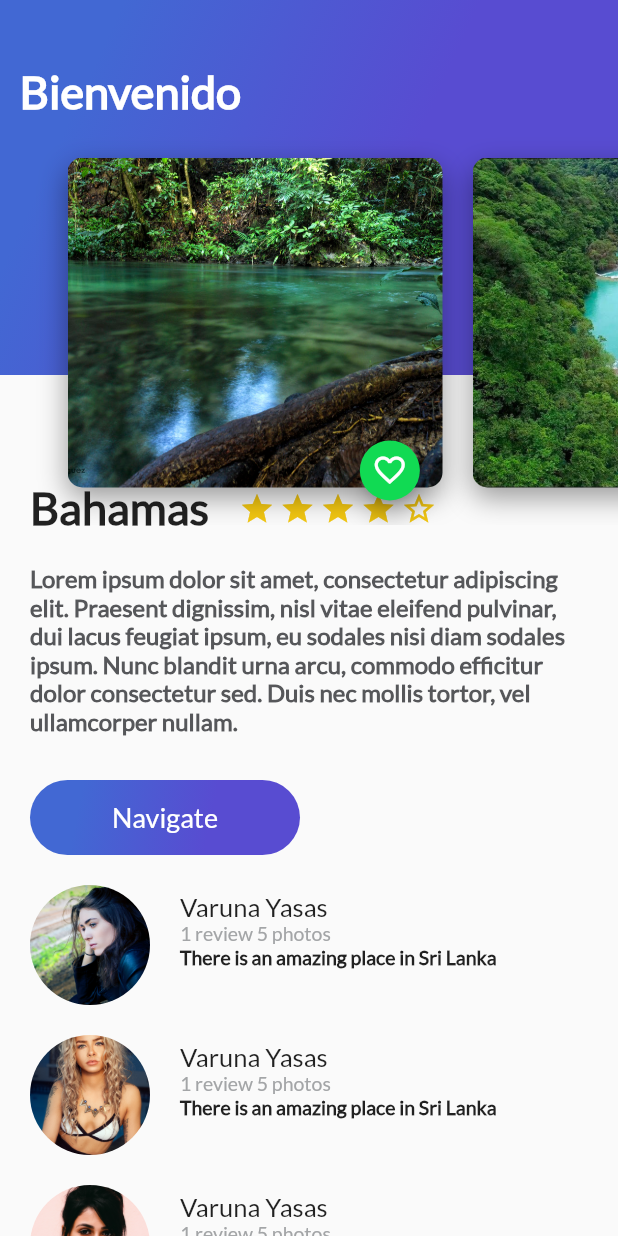
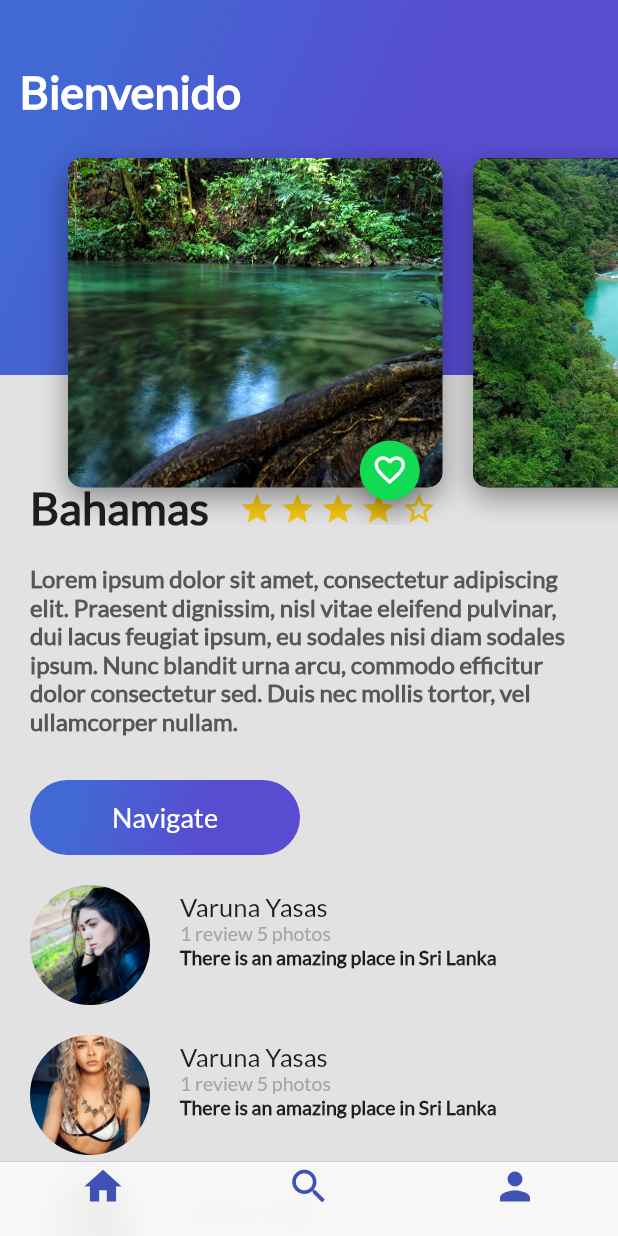
Before and after one commit to GerardoGtz25/flutter-voyages, a Flutter app: the screen it shows after launch, on a phone screen of 412 x 824 dp. Run offline on Flutter 3.47's test engine with Material 2 defaults, Android fonts, the phone set to English and light mode, and no system bars.

Commit message:
BottomBarCupertino

```diff
--- /dev/null
+++ b/lib/home_trips.dart
@@ -0,0 +1,26 @@
+import 'package:flutter/material.dart';
+import 'package:flutter_course/description_place.dart';
+import 'package:flutter_course/review_list.dart';
+import 'package:flutter_course/header_appbar.dart';
+
+class HomeTrips extends StatelessWidget {
+
+  String text = "Lorem ipsum dolor sit amet, consectetur adipiscing elit. Praesent dignissim, nisl vitae eleifend pulvinar, dui lacus feugiat ipsum, eu sodales nisi diam sodales ipsum. Nunc blandit urna arcu, commodo efficitur dolor consectetur sed. Duis nec mollis tortor, vel ullamcorper nullam.";
+
+  @override
+  Widget build(BuildContext context) {
+    // TODO: implement build
+    return Stack(
+      children: <Widget>[
+        ListView(
+          children: <Widget>[
+            DescriptionPlace("Bahamas", 4, text),
+            ReviewList()
+          ],
+        ),
+        HeaderAppBar()
+      ],
+    );
+  }
+
+}
--- a/lib/main.dart
+++ b/lib/main.dart
@@ -1,44 +1,21 @@
 import 'package:flutter/material.dart';
-import 'description_place.dart';
-import 'review_list.dart';
-import 'header_appbar.dart';
+import 'package:flutter_course/platzi_trips.dart';
+import 'package:flutter_course/platzi_trips_cupertino.dart';
+
 
 
 void main() => runApp(MyApp());
 
 class MyApp extends StatelessWidget {
   // This widget is the root of your application.
-  String text = "Lorem ipsum dolor sit amet, consectetur adipiscing elit. Praesent dignissim, nisl vitae eleifend pulvinar, dui lacus feugiat ipsum, eu sodales nisi diam sodales ipsum. Nunc blandit urna arcu, commodo efficitur dolor consectetur sed. Duis nec mollis tortor, vel ullamcorper nullam.";
   @override
   Widget build(BuildContext context) {
     return MaterialApp(
       title: 'Flutter Demo',
       theme: ThemeData(
-        // This is the theme of your application.
-        //
-        // Try running your application with "flutter run". You'll see the
-        // application has a blue toolbar. Then, without quitting the app, try
-        // changing the primarySwatch below to Colors.green and then invoke
-        // "hot reload" (press "r" in the console where you ran "flutter run",
-        // or simply save your changes to "hot reload" in a Flutter IDE).
-        // Notice that the counter didn't reset back to zero; the application
-        // is not restarted.
         primarySwatch: Colors.blue,
       ),
-      home: Scaffold(
-        // body: new DescriptionPlace("Bahamas", 4, text),
-        body: Stack(
-          children: <Widget>[
-            ListView(
-              children: <Widget>[
-                DescriptionPlace("Bahamas", 4, text),
-                ReviewList()
-          ],
-        ),
-            HeaderAppBar()
-          ],
-        ),
-      )
+      home: PlatziTripsCupertino()
        // MyHomePage(title: 'Flutter Demo Home Page'),
     );
   }
@@ -47,14 +24,7 @@ class MyApp extends StatelessWidget {
 class MyHomePage extends StatefulWidget {
   MyHomePage({Key key, this.title}) : super(key: key);
 
-  // This widget is the home page of your application. It is stateful, meaning
-  // that it has a State object (defined below) that contains fields that affect
-  // how it looks.
 
-  // This class is the configuration for the state. It holds the values (in this
-  // case the title) provided by the parent (in this case the App widget) and
-  // used by the build method of the State. Fields in a Widget subclass are
-  // always marked "final".
 
   final String title;
 
--- /dev/null
+++ b/lib/platzi_trips_cupertino.dart
@@ -0,0 +1,55 @@
+import 'package:flutter/material.dart';
+import 'package:flutter/cupertino.dart';
+import 'home_trips.dart';
+import 'search_trips.dart';
+import 'profile_trips.dart';
+
+class PlatziTripsCupertino extends StatelessWidget {
+  @override
+  Widget build(BuildContext context) {
+    // TODO: implement build
+    return Scaffold(
+      bottomNavigationBar: CupertinoTabScaffold(
+        tabBar: CupertinoTabBar(
+            items: [
+              BottomNavigationBarItem(
+                  icon: Icon(Icons.home, color: Colors.indigo),
+                  title: Text("")
+              ),
+              BottomNavigationBarItem(
+                  icon: Icon(Icons.search, color: Colors.indigo),
+                  title: Text("")
+              ),
+              BottomNavigationBarItem(
+                  icon: Icon(Icons.person, color: Colors.indigo),
+                  title: Text("")
+              ),
+            ]
+        ),
+
+        tabBuilder: (BuildContext context, int index) {
+          switch (index) {
+            case 0:
+              return CupertinoTabView(
+                builder: (BuildContext context) => HomeTrips(),
+              );
+              break;
+            case 1:
+              return CupertinoTabView(
+                builder: (BuildContext context) => SearchTrips(),
+              );
+              break;
+            case 2:
+              return CupertinoTabView(
+                builder: (BuildContext context) => ProfileTrips(),
+              );
+              break;
+            default:
+              return null;
+          }
+        },
+      ),
+    );
+  }
+
+}
```
Also changed, not shown: lib/platzi_trips.dart (added, +63 -0 lines), lib/profile_trips.dart (added, +12 -0 lines), lib/search_trips.dart (added, +11 -0 lines).
